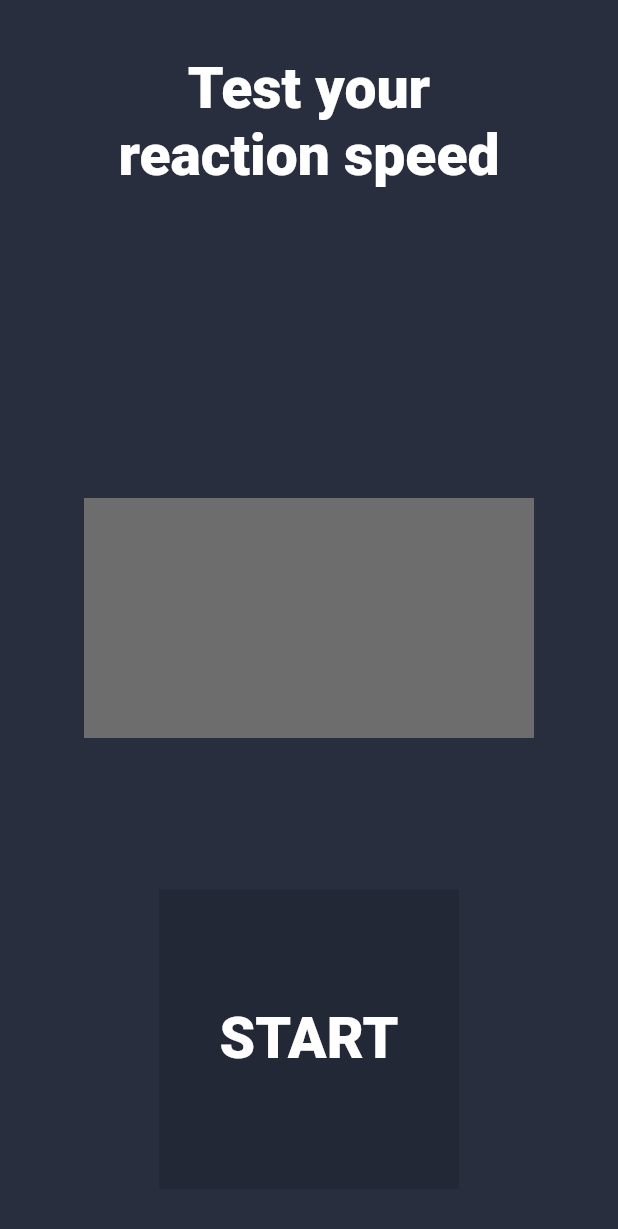
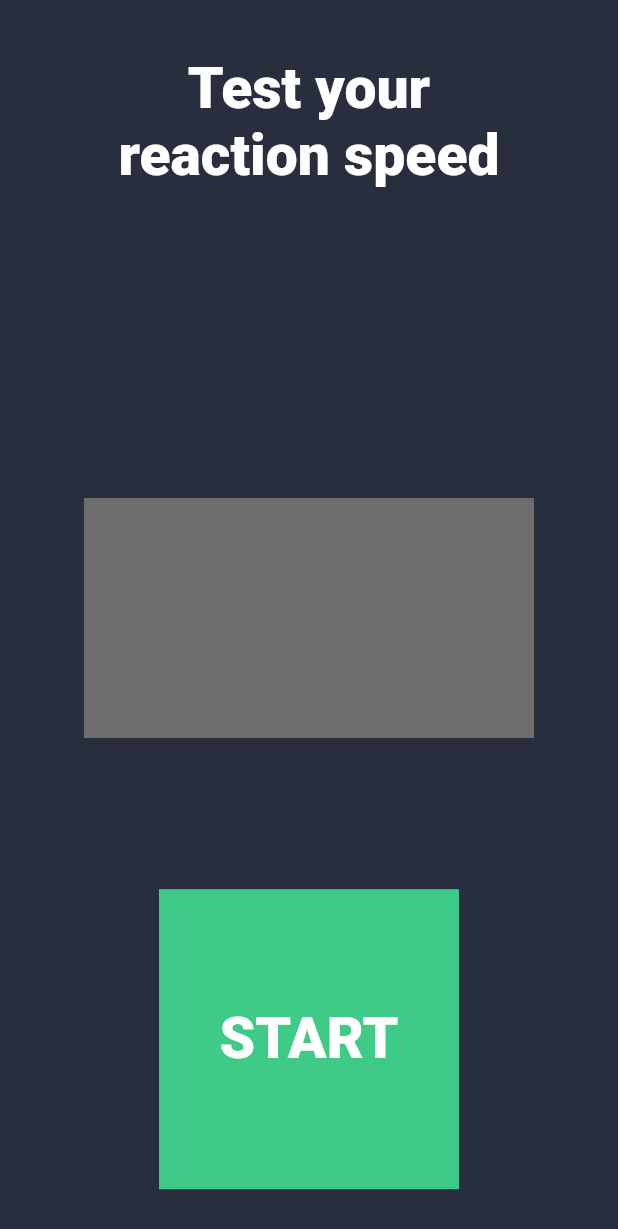
Before and after one commit to msAlexG/flutter_push, a Flutter app: the screen it shows after launch, on a phone screen of 412 x 824 dp. Shown: the top 1229 px of the screen. Run offline on Flutter 3.47's test engine with Material 2 defaults, Android fonts, the phone set to English and light mode, and no system bars.

Commit message:
Last edit new

```diff
--- a/lib/main.dart
+++ b/lib/main.dart
@@ -101,7 +101,7 @@ class _MyHomePageState extends State<MyHomePage> {
                   }
                 }),
                 child: ColoredBox(
-                  color: Colors.black12,
+                  color: _getButtonColor(),
                   child: SizedBox(
                     height: 200,
                     width: 200,
@@ -135,6 +135,20 @@ class _MyHomePageState extends State<MyHomePage> {
     }
   }
 
+
+  Color _getButtonColor() {
+    switch (gameState) {
+      case GameState.readyToStart:
+        return Color(0xFF40CA88);
+
+      case GameState.waiting:
+        return Color(0xFFE0982D);
+
+      case GameState.canBeStopped:
+        return Color(0xFFE02D47);
+    }
+  }
+
   void _startWaitingTimer() {
     final int randomMileseconds = Random().nextInt(4000) + 1000;
     waitingTimer = Timer(Duration(milliseconds: randomMileseconds), () {
```
